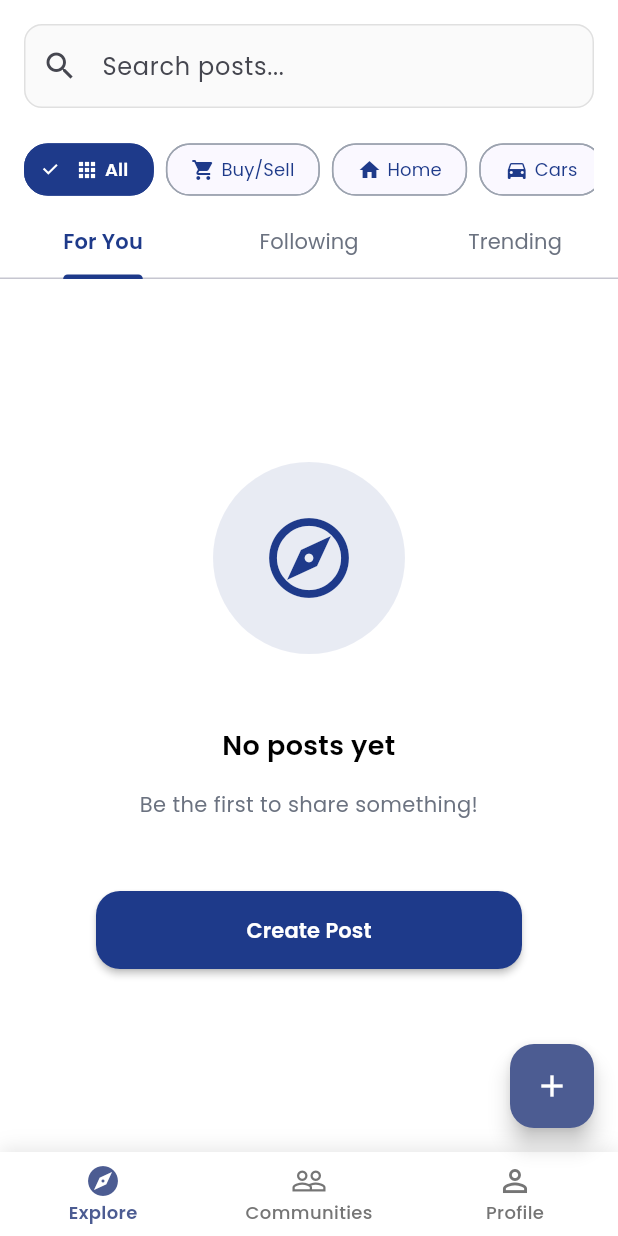
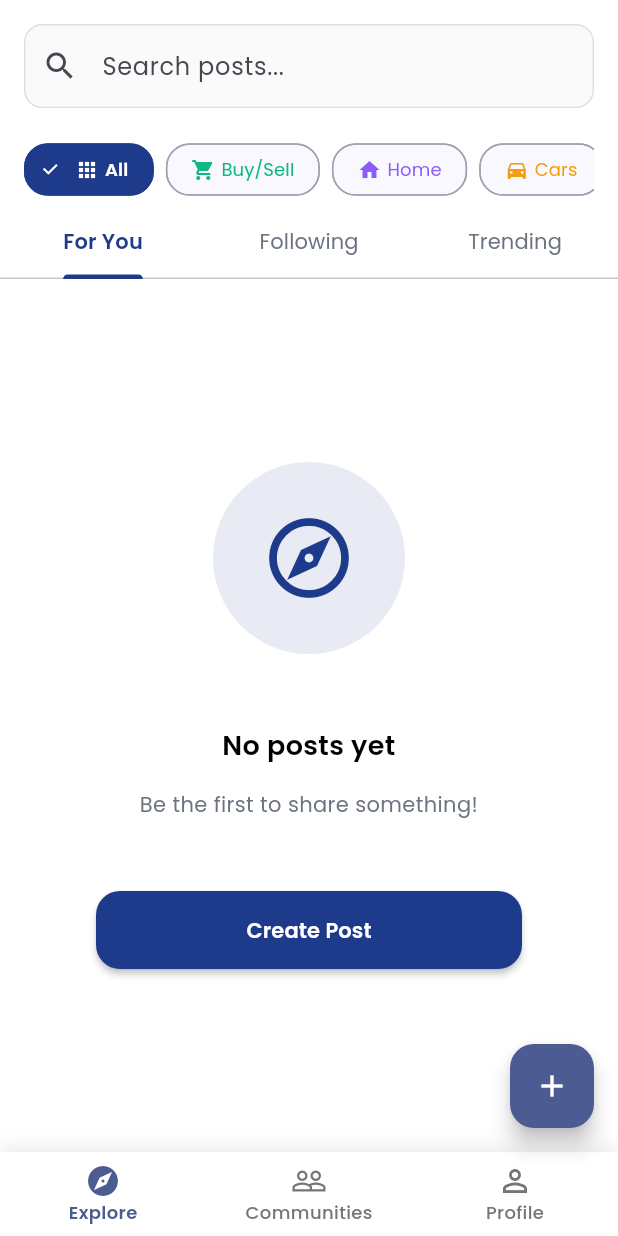
Before and after one commit to vaaniiemee/FlutterSocial, a Flutter app: the screen it shows once a user with an empty profile is signed in, on a phone screen of 412 x 824 dp. Run offline on Flutter 3.47's test engine with Material 3 defaults, Android fonts, the phone set to English and light mode, and no system bars; our stand-ins replace cached_network_image, cloud_firestore, firebase_auth, firebase_core, firebase_storage, flutter_riverpod and 6 more; missing offline and left inert: firebase_app_check; accounts and stored records are empty; network calls fail.

Commit message:
Category update -last commit on firebase

```diff
--- a/lib/constants/app_constants.dart
+++ b/lib/constants/app_constants.dart
@@ -9,6 +9,23 @@ class AppConstants {
   static const Color errorColor = Color(0xFFEF4444);
   static const Color successColor = Color(0xFF10B981);
   static const Color warningColor = Color(0xFFF59E0B);
+
+  // Category Colors
+  static const Color buySellColor = Color(0xFF10B981); // Green
+  static const Color homeColor = Color(0xFF8B5CF6); // Purple
+  static const Color carsColor = Color(0xFFF59E0B); // Orange
+  static const Color documentsColor = Color(0xFF6B7280); // Gray
+  static const Color newsColor = Color(0xFFEF4444); // Red
+  static const Color helpColor = Color(0xFF3B82F6); // Blue
+  static const Color jobsColor = Color(0xFF059669); // Emerald
+  static const Color eventsColor = Color(0xFFEC4899); // Pink
+  static const Color foodColor = Color(0xFFF97316); // Orange
+  static const Color travelColor = Color(0xFF0EA5E9); // Sky Blue
+  static const Color educationColor = Color(0xFF7C3AED); // Violet
+  static const Color healthColor = Color(0xFFDC2626); // Red
+  static const Color technologyColor = Color(0xFF1E40AF); // Indigo
+  static const Color sportsColor = Color(0xFF16A34A); // Green
+  static const Color entertainmentColor = Color(0xFF9333EA); // Purple
 
   // Text Colors
   static const Color textPrimary = Colors.black;
@@ -96,20 +113,29 @@ class AppConstants {
 
   // Post Categories
   static const List<Map<String, dynamic>> postCategories = [
-    {'id': 'buy_sell', 'name': 'Buy/Sell', 'icon': Icons.shopping_cart},
-    {'id': 'home', 'name': 'Home', 'icon': Icons.home},
-    {'id': 'cars', 'name': 'Cars', 'icon': Icons.directions_car},
-    {'id': 'documents', 'name': 'Documents', 'icon': Icons.description},
-    {'id': 'news', 'name': 'News', 'icon': Icons.newspaper},
-    {'id': 'help', 'name': 'Help', 'icon': Icons.help_outline},
-    {'id': 'jobs', 'name': 'Jobs', 'icon': Icons.work},
-    {'id': 'events', 'name': 'Events', 'icon': Icons.event},
-    {'id': 'food', 'name': 'Food', 'icon': Icons.restaurant},
-    {'id': 'travel', 'name': 'Travel', 'icon': Icons.flight},
-    {'id': 'education', 'name': 'Education', 'icon': Icons.school},
-    {'id': 'health', 'name': 'Health', 'icon': Icons.local_hospital},
-    {'id': 'technology', 'name': 'Technology', 'icon': Icons.computer},
-    {'id': 'sports', 'name': 'Sports', 'icon': Icons.sports},
-    {'id': 'entertainment', 'name': 'Entertainment', 'icon': Icons.movie},
+    {'id': 'buy_sell', 'name': 'Buy/Sell', 'icon': Icons.shopping_cart, 'color': buySellColor},
+    {'id': 'home', 'name': 'Home', 'icon': Icons.home, 'color': homeColor},
+    {'id': 'cars', 'name': 'Cars', 'icon': Icons.directions_car, 'color': carsColor},
+    {'id': 'documents', 'name': 'Documents', 'icon': Icons.description, 'color': documentsColor},
+    {'id': 'news', 'name': 'News', 'icon': Icons.newspaper, 'color': newsColor},
+    {'id': 'help', 'name': 'Help', 'icon': Icons.help_outline, 'color': helpColor},
+    {'id': 'jobs', 'name': 'Jobs', 'icon': Icons.work, 'color': jobsColor},
+    {'id': 'events', 'name': 'Events', 'icon': Icons.event, 'color': eventsColor},
+    {'id': 'food', 'name': 'Food', 'icon': Icons.restaurant, 'color': foodColor},
+    {'id': 'travel', 'name': 'Travel', 'icon': Icons.flight, 'color': travelColor},
+    {'id': 'education', 'name': 'Education', 'icon': Icons.school, 'color': educationColor},
+    {'id': 'health', 'name': 'Health', 'icon': Icons.local_hospital, 'color': healthColor},
+    {'id': 'technology', 'name': 'Technology', 'icon': Icons.computer, 'color': technologyColor},
+    {'id': 'sports', 'name': 'Sports', 'icon': Icons.sports, 'color': sportsColor},
+    {'id': 'entertainment', 'name': 'Entertainment', 'icon': Icons.movie, 'color': entertainmentColor},
   ];
+
+  // Helper function to get category color by ID
+  static Color getCategoryColor(String categoryId) {
+    final category = postCategories.firstWhere(
+      (cat) => cat['id'] == categoryId,
+      orElse: () => {'color': primaryColor},
+    );
+    return category['color'] as Color;
+  }
 }
--- a/lib/screens/create_post_screen.dart
+++ b/lib/screens/create_post_screen.dart
@@ -446,6 +446,7 @@ class _CreatePostScreenState extends ConsumerState<CreatePostScreen> {
           ),
           // Category options
           ...AppConstants.postCategories.map((category) {
+            final categoryColor = category['color'] as Color;
             return DropdownMenuItem<String>(
               value: category['id'],
               child: Row(
@@ -453,7 +454,7 @@ class _CreatePostScreenState extends ConsumerState<CreatePostScreen> {
                   Icon(
                     category['icon'],
                     size: AppConstants.iconSizeSmall,
-                    color: AppConstants.primaryColor,
+                    color: categoryColor,
                   ),
                   const SizedBox(width: AppConstants.spacingSmall),
                   Text(
--- a/lib/screens/edit_post_screen.dart
+++ b/lib/screens/edit_post_screen.dart
@@ -409,6 +409,7 @@ class _EditPostScreenState extends ConsumerState<EditPostScreen> {
           ),
           // Category options
           ...AppConstants.postCategories.map((category) {
+            final categoryColor = category['color'] as Color;
             return DropdownMenuItem<String>(
               value: category['id'],
               child: Row(
@@ -416,7 +417,7 @@ class _EditPostScreenState extends ConsumerState<EditPostScreen> {
                   Icon(
                     category['icon'],
                     size: AppConstants.iconSizeSmall,
-                    color: AppConstants.primaryColor,
+                    color: categoryColor,
                   ),
                   const SizedBox(width: AppConstants.spacingSmall),
                   Text(
--- a/lib/screens/explore_screen.dart
+++ b/lib/screens/explore_screen.dart
@@ -157,6 +157,10 @@ class _ExploreScreenState extends ConsumerState<ExploreScreen>
   }
 
   Widget _buildCategoryChip(String id, String name, IconData icon, bool isSelected) {
+    final categoryColor = id == 'all'
+        ? AppConstants.primaryColor
+        : AppConstants.getCategoryColor(id);
+
     return Container(
       margin: const EdgeInsets.only(right: AppConstants.spacingSmall),
       child: FilterChip(
@@ -172,14 +176,14 @@ class _ExploreScreenState extends ConsumerState<ExploreScreen>
             Icon(
               icon,
               size: AppConstants.iconSizeSmall,
-              color: isSelected ? Colors.white : AppConstants.primaryColor,
+              color: isSelected ? Colors.white : categoryColor,
             ),
             const SizedBox(width: AppConstants.spacingXSmall),
             Text(
               name,
               style: GoogleFonts.poppins(
                 fontSize: AppConstants.fontSizeSmall,
-                color: isSelected ? Colors.white : AppConstants.primaryColor,
+                color: isSelected ? Colors.white : categoryColor,
                 fontWeight: isSelected
                     ? AppConstants.fontWeightSemiBold
                     : AppConstants.fontWeightNormal,
@@ -188,10 +192,10 @@ class _ExploreScreenState extends ConsumerState<ExploreScreen>
           ],
         ),
         backgroundColor: Colors.transparent,
-        selectedColor: AppConstants.primaryColor,
+        selectedColor: categoryColor,
         checkmarkColor: Colors.white,
         side: BorderSide(
-          color: isSelected ? AppConstants.primaryColor : AppConstants.textTertiary,
+          color: isSelected ? categoryColor : AppConstants.textTertiary,
         ),
         shape: RoundedRectangleBorder(
           borderRadius: BorderRadius.circular(AppConstants.borderRadiusLarge),
--- a/lib/widgets/post_grid_card.dart
+++ b/lib/widgets/post_grid_card.dart
@@ -213,8 +213,10 @@ class PostGridCard extends ConsumerWidget {
   Widget _buildCategoryBadge() {
     final categoryData = AppConstants.postCategories.firstWhere(
       (cat) => cat['id'] == post.category,
-      orElse: () => {'name': post.category, 'icon': Icons.category},
+      orElse: () => {'name': post.category, 'icon': Icons.category, 'color': AppConstants.primaryColor},
     );
+
+    final categoryColor = categoryData['color'] as Color;
 
     return Positioned(
       top: AppConstants.spacingSmall,
@@ -225,7 +227,7 @@ class PostGridCard extends ConsumerWidget {
           vertical: 4,
         ),
         decoration: BoxDecoration(
-          color: AppConstants.primaryColor.withValues(alpha: 0.9),
+          color: categoryColor.withValues(alpha: 0.9),
           borderRadius: BorderRadius.circular(AppConstants.borderRadiusSmall),
         ),
         child: Row(
```
Also changed, not shown: lib/widgets/post_card.dart (+51 -0 lines).
